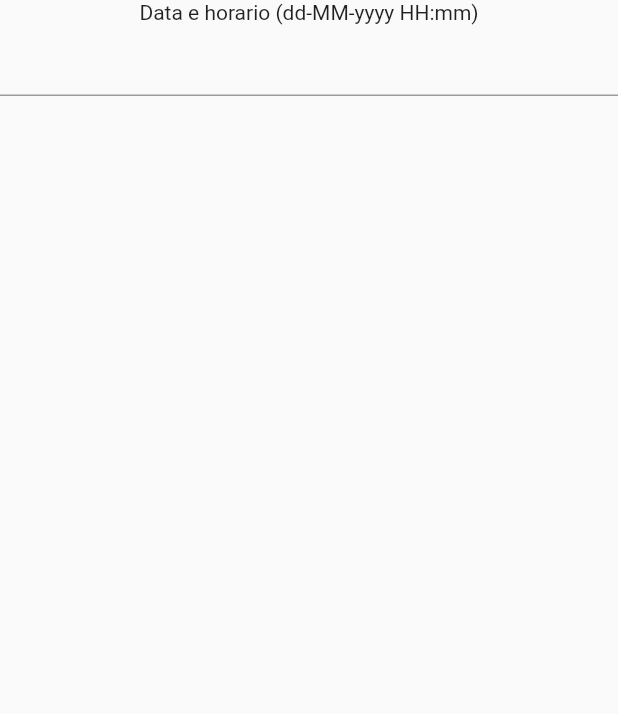
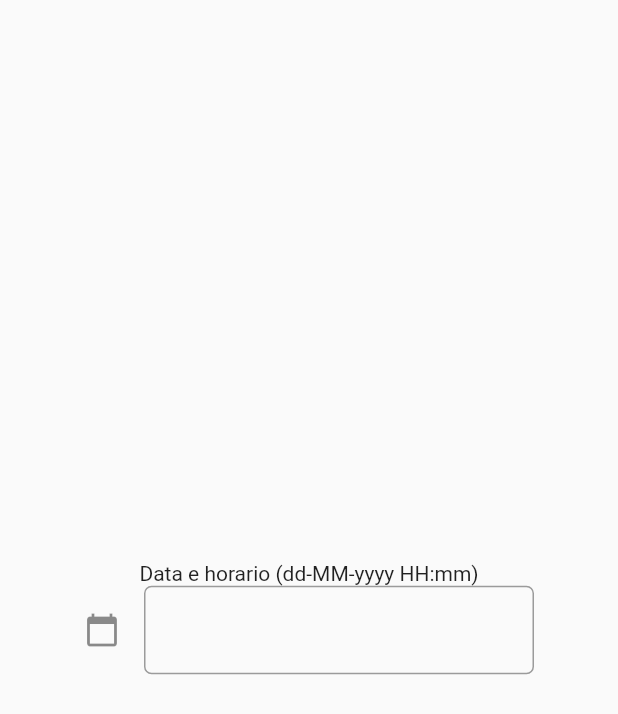
Before and after one commit to FelypeInvictus/FlutterPlaground, a Flutter app: the screen it shows after launch, after a tap on "TEST DATE", on a phone screen of 412 x 824 dp. Shown: the top 714 px of the screen. Run offline on Flutter 3.47's test engine with Material 2 defaults, Android fonts, the phone set to English and light mode, and no system bars; drawn by our look-alikes of datetime_picker_formfield.

Commit message:
Adicionado tela de gerador de número da sorte

```diff
--- a/lib/screens/components/buttons.dart
+++ b/lib/screens/components/buttons.dart
@@ -3,6 +3,7 @@ import 'package:app/screens/home_tab.dart';
 import 'package:app/screens/learning_stack.dart';
 import 'package:app/screens/container_hide.dart';
 import 'package:app/screens/select_calendar.dart';
+import 'package:app/screens/show_lucky_number.dart';
 
 import 'package:flutter/material.dart';
 import 'package:intl/intl.dart';
@@ -68,13 +69,22 @@ class buttons extends StatelessWidget {
               context,
               MaterialPageRoute(builder: (context) {
                 return const BasicDataTimeField();
-
-
-
               }),
             );
           }),
           child: Text('Test Date'.toUpperCase()),
+        ),
+        space(),
+        ElevatedButton(
+          onPressed: (() {
+            Navigator.push(
+              context,
+              MaterialPageRoute(builder: (context) {
+                return const ShowLuckyNumber();
+              }),
+            );
+          }),
+          child: Text('NÚMERO DA SORTE'),
         ),
       ]),
     );
--- a/lib/screens/select_calendar.dart
+++ b/lib/screens/select_calendar.dart
@@ -72,9 +72,21 @@ class _BasicDataTimeFieldState extends State<BasicDataTimeField> {
   @override
   Widget build(BuildContext context) {
     return Material(
-    child: Column(children: <Widget>[
+    child: Column(
+      mainAxisAlignment: MainAxisAlignment.center,
+      children: <Widget>[
+
       Text('Data e horario (${format.pattern})'),
-      DateTimeField(
+      SizedBox(
+        width: 300,
+      child: DateTimeField(
+        decoration: InputDecoration(
+        border: OutlineInputBorder(
+            borderRadius: BorderRadius.circular(5.0),
+            borderSide: const BorderSide(color: Colors.green)),
+        icon: const Icon(Icons.calendar_today),
+        ),
+
         format: format,
         onShowPicker: (context, currentValue) async {
           final date = await showDatePicker(
@@ -94,6 +106,7 @@ class _BasicDataTimeFieldState extends State<BasicDataTimeField> {
           }
         },
       ),
+      ),
     ]));
   }
 }
```
Also changed, not shown: lib/screens/components/generate_lucky_number.dart (added, +8 -0 lines), lib/screens/show_lucky_number.dart (added, +39 -0 lines).
